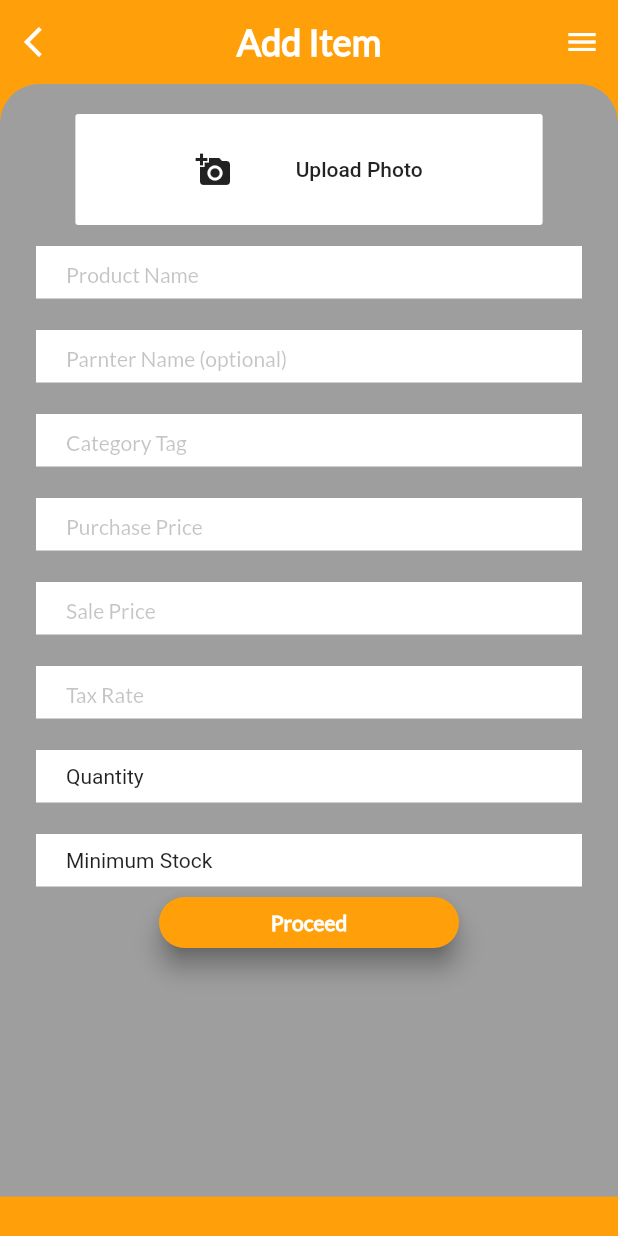
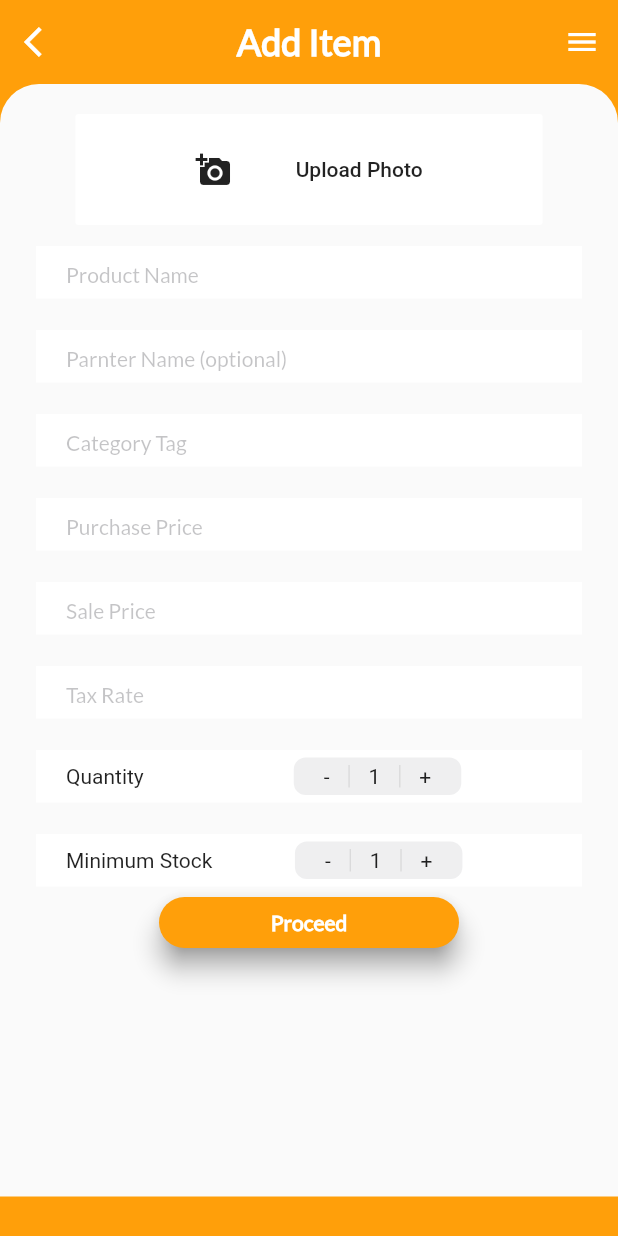
Before and after one commit to mohidyousaf/Asaan-Rozgar, a Flutter app: the MyApp screen opened directly, on a phone screen of 412 x 824 dp. Run offline on Flutter 3.47's test engine with Material 2 defaults, Android fonts, the phone set to English and light mode, and no system bars; our stand-ins replace google_fonts, sqflite; missing offline and left inert: asaan_rozgar; accounts and stored records are empty.

Commit message:
Complete Add_Item screen added

```diff
--- a/lib/Add_Item.dart
+++ b/lib/Add_Item.dart
@@ -34,7 +34,7 @@ class MyApp extends StatelessWidget {
             height: MediaQuery.of(context).size.height * 0.9,
             width: MediaQuery.of(context).size.width,
             decoration: BoxDecoration(
-                color: Colors.grey,
+                color: Color.fromRGBO(250, 250, 250, 1.0),
                 borderRadius: BorderRadius.only(
                   topLeft: Radius.circular(26),
                   topRight: Radius.circular(26),
@@ -101,6 +101,34 @@ class MyApp extends StatelessWidget {
                     child: Row(
                       children: [
                         Text("Quantity"),
+                        SizedBox(width: 100),
+                        Container(
+                          height: 25,
+                          decoration: BoxDecoration(
+                            borderRadius: BorderRadius.all(Radius.circular(8)),
+                            color: Color.fromRGBO(118, 118, 128, 0.12)
+                          ),
+                          padding: EdgeInsets.fromLTRB(20, 0, 20, 0),
+                          child: Row(
+                            children: [
+                              Text("-"),
+                              SizedBox(width: 5),
+                              Container(
+                                height: 15,
+                                child: VerticalDivider()
+                              ),
+                              SizedBox(width: 5),
+                              Text("1"),
+                              SizedBox(width: 5),
+                              Container(
+                                height: 15,
+                                child: VerticalDivider()
+                              ),
+                              SizedBox(width: 5),
+                              Text("+"),
+                            ],
+                          )
+                        )
                       ],
                     )),
                 Container(
@@ -111,6 +139,34 @@ class MyApp extends StatelessWidget {
                     child: Row(
                       children: [
                         Text("Minimum Stock"),
+                        SizedBox(width: 55),
+                        Container(
+                          height: 25,
+                          decoration: BoxDecoration(
+                            borderRadius: BorderRadius.all(Radius.circular(8)),
+                            color: Color.fromRGBO(118, 118, 128, 0.12)
+                          ),
+                          padding: EdgeInsets.fromLTRB(20, 0, 20, 0),
+                          child: Row(
+                            children: [
+                              Text("-"),
+                              SizedBox(width: 5),
+                              Container(
+                                height: 15,
+                                child: VerticalDivider()
+                              ),
+                              SizedBox(width: 5),
+                              Text("1"),
+                              SizedBox(width: 5),
+                              Container(
+                                height: 15,
+                                child: VerticalDivider()
+                              ),
+                              SizedBox(width: 5),
+                              Text("+"),
+                            ],
+                          )
+                        )
                       ],
                     )),
                 Container(
```
